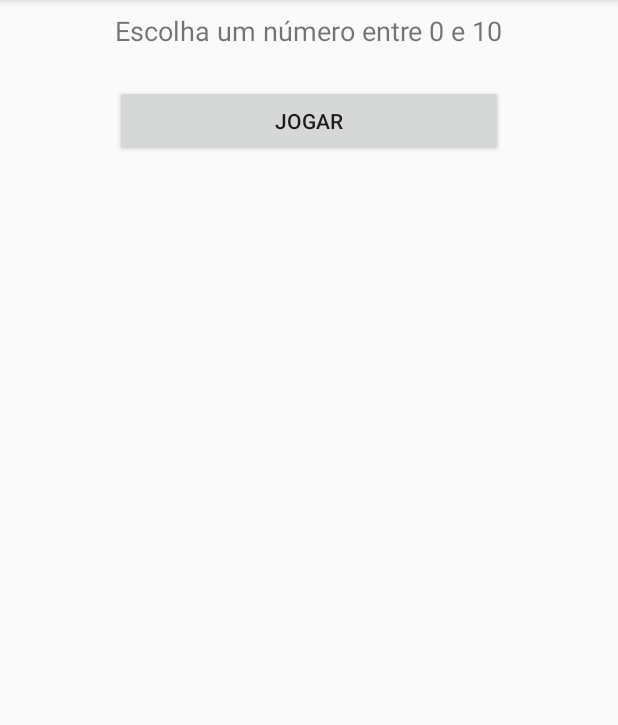
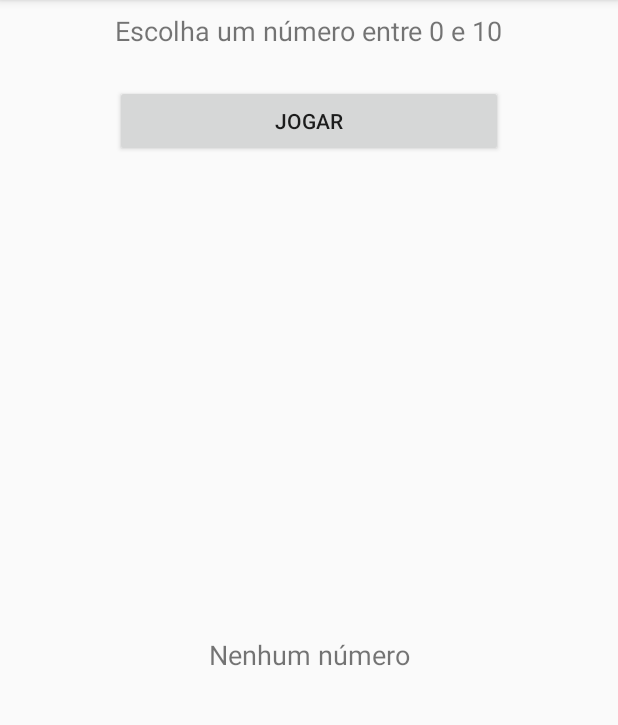
Before and after one commit to inhandui/advinha-15apps, an Android app: the screen it shows after launch (MainActivity), on a phone screen of 412 x 824 dp, the part 84-809 px from its top. Run offline under Robolectric (Android 15) with nearby library versions, the phone set to English and light mode, and no system bars.

Commit message:
Change result message text.

```diff
--- a/app/src/main/java/com/cursoandroid/adivinha/MainActivity.java
+++ b/app/src/main/java/com/cursoandroid/adivinha/MainActivity.java
@@ -3,12 +3,35 @@ package com.cursoandroid.adivinha;
 import androidx.appcompat.app.AppCompatActivity;
 
 import android.os.Bundle;
+import android.view.View;
+import android.widget.Button;
+import android.widget.TextView;
+
+import java.util.Random;
 
 public class MainActivity extends AppCompatActivity {
+
+    private Button btb_jogar;
+    private TextView txt_numeros;
+    private Random random;
+    private int numeroRand;
 
     @Override
     protected void onCreate(Bundle savedInstanceState) {
         super.onCreate(savedInstanceState);
         setContentView(R.layout.activity_main);
+
+        btb_jogar = findViewById(R.id.btn_jogar);
+        txt_numeros = findViewById(R.id.txt_numeros);
+
+        random = new Random();
+
+        btb_jogar.setOnClickListener(new View.OnClickListener() {
+            @Override
+            public void onClick(View v) {
+                numeroRand = random.nextInt(10);
+                txt_numeros.setText(getString(R.string.numero_escolhido) + " "+ numeroRand);
+            }
+        });
     }
 }
--- a/app/src/main/res/layout/activity_main.xml
+++ b/app/src/main/res/layout/activity_main.xml
@@ -7,7 +7,7 @@
     tools:context=".MainActivity">
 
     <TextView
-        android:id="@+id/text_escolha"
+        android:id="@+id/txt_escolha"
         android:layout_width="wrap_content"
         android:layout_height="wrap_content"
         android:layout_marginTop="8dp"
@@ -23,9 +23,21 @@
         android:layout_height="wrap_content"
         android:layout_marginTop="24dp"
         android:text="@string/jogar"
-        app:layout_constraintEnd_toEndOf="@+id/text_escolha"
+        app:layout_constraintEnd_toEndOf="@+id/txt_escolha"
         app:layout_constraintHorizontal_bias="0.491"
-        app:layout_constraintStart_toStartOf="@+id/text_escolha"
-        app:layout_constraintTop_toBottomOf="@+id/text_escolha" />
+        app:layout_constraintStart_toStartOf="@+id/txt_escolha"
+        app:layout_constraintTop_toBottomOf="@+id/txt_escolha" />
+
+    <TextView
+        android:id="@+id/txt_numeros"
+        android:layout_width="wrap_content"
+        android:layout_height="wrap_content"
+        android:text="@string/numeros"
+        android:textSize="18sp"
+        app:layout_constraintBottom_toBottomOf="parent"
+        app:layout_constraintEnd_toEndOf="parent"
+        app:layout_constraintHorizontal_bias="0.5"
+        app:layout_constraintStart_toStartOf="parent"
+        app:layout_constraintTop_toBottomOf="@+id/btn_jogar" />
 
 </androidx.constraintlayout.widget.ConstraintLayout>
--- a/app/src/main/res/values/strings.xml
+++ b/app/src/main/res/values/strings.xml
@@ -2,4 +2,6 @@
     <string name="app_name">Adivinha</string>
     <string name="escolha">Escolha um número entre 0 e 10</string>
     <string name="jogar">Jogar</string>
+    <string name="numeros">Nenhum número</string>
+    <string name="numero_escolhido">Número escolhido:</string>
 </resources>
```
